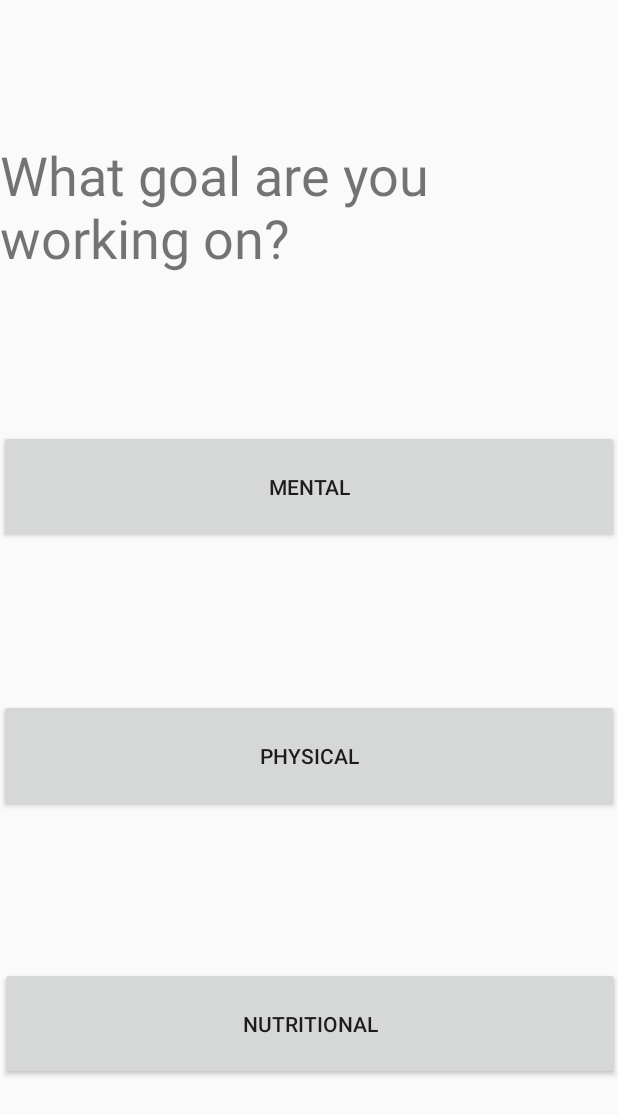
After one commit to Maird/434-Health-App, an Android app: the layout actvity_checkin.xml on its own in the app's theme, with its tools: preview values and no code run, on a phone screen of 412 x 824 dp. The commit adds this screen. Shown: the top 1115 px of the screen. Run offline under Robolectric (Android 15) with nearby library versions, the phone set to English and light mode, and no system bars.

Commit message:
committing checkin page

```diff
--- /dev/null
+++ b/app/src/main/res/layout/actvity_checkin.xml
@@ -0,0 +1,71 @@
+<?xml version="1.0" encoding="utf-8"?>
+<LinearLayout xmlns:android="http://schemas.android.com/apk/res/android"
+    xmlns:app="http://schemas.android.com/apk/res-auto"
+    xmlns:tools="http://schemas.android.com/tools"
+    android:orientation="vertical" android:layout_width="match_parent"
+    android:layout_height="match_parent">
+
+    <androidx.constraintlayout.widget.ConstraintLayout
+        android:layout_width="match_parent"
+        android:layout_height="match_parent"><![CDATA[
+
+
+
+        app:layout_constraintStart_toStartOf="parent"
+            tools:layout_editor_absoluteY="148dp" />
+
+
+
+
+
+
+
+        ]]>
+
+        <Button
+            android:id="@+id/button3"
+            android:layout_width="413dp"
+            android:layout_height="75dp"
+            android:text="@string/check_in_3"
+            app:layout_constraintBottom_toBottomOf="parent"
+            app:layout_constraintEnd_toEndOf="parent"
+            app:layout_constraintHorizontal_bias="0.0"
+            app:layout_constraintStart_toStartOf="parent"
+            app:layout_constraintTop_toBottomOf="@+id/button2" />
+
+        <Button
+            android:id="@+id/button2"
+            android:layout_width="413dp"
+            android:layout_height="75dp"
+            android:text="@string/check_in_2"
+            app:layout_constraintBottom_toTopOf="@+id/button3"
+            app:layout_constraintEnd_toEndOf="parent"
+            app:layout_constraintHorizontal_bias="1.0"
+            app:layout_constraintStart_toStartOf="parent"
+            app:layout_constraintTop_toBottomOf="@+id/button" />
+
+        <TextView
+            android:id="@+id/textView2"
+            android:layout_width="match_parent"
+            android:layout_height="wrap_content"
+            android:text="@string/check_in_question"
+            android:textSize="36sp"
+            app:layout_constraintBottom_toBottomOf="@id/button"
+            app:layout_constraintEnd_toEndOf="parent"
+            app:layout_constraintTop_toTopOf="parent"
+            app:layout_constraintVertical_bias="0.34" />
+
+        <Button
+            android:id="@+id/button"
+            android:layout_width="413dp"
+            android:layout_height="75dp"
+            android:text="@string/check_in_1"
+            app:layout_constraintBottom_toTopOf="@+id/button2"
+            app:layout_constraintEnd_toEndOf="parent"
+            app:layout_constraintTop_toBottomOf="@+id/textView2"
+            app:layout_constraintVertical_bias="0.467" />
+        app:layout_constraintStart_toStartOf="parent"
+            tools:layout_editor_absoluteY="551dp" />
+
+    </androidx.constraintlayout.widget.ConstraintLayout>
+</LinearLayout>
--- a/app/src/main/res/values/strings.xml
+++ b/app/src/main/res/values/strings.xml
@@ -4,4 +4,8 @@
     <string name="title_home">Home</string>
     <string name="title_dashboard">Dashboard</string>
     <string name="title_notifications">Notifications</string>
+    <string name="check_in_question">What goal are you working on?</string>
+    <string name="check_in_1">Mental</string>
+    <string name="check_in_2">Physical</string>
+    <string name="check_in_3">Nutritional</string>
 </resources>
```
